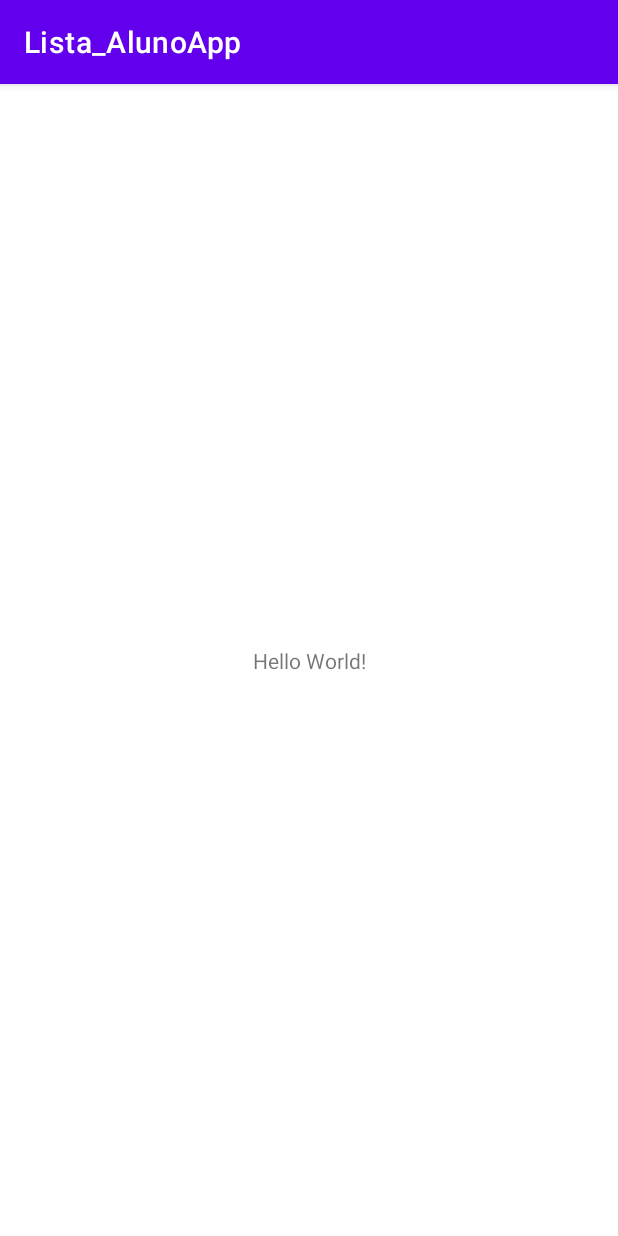
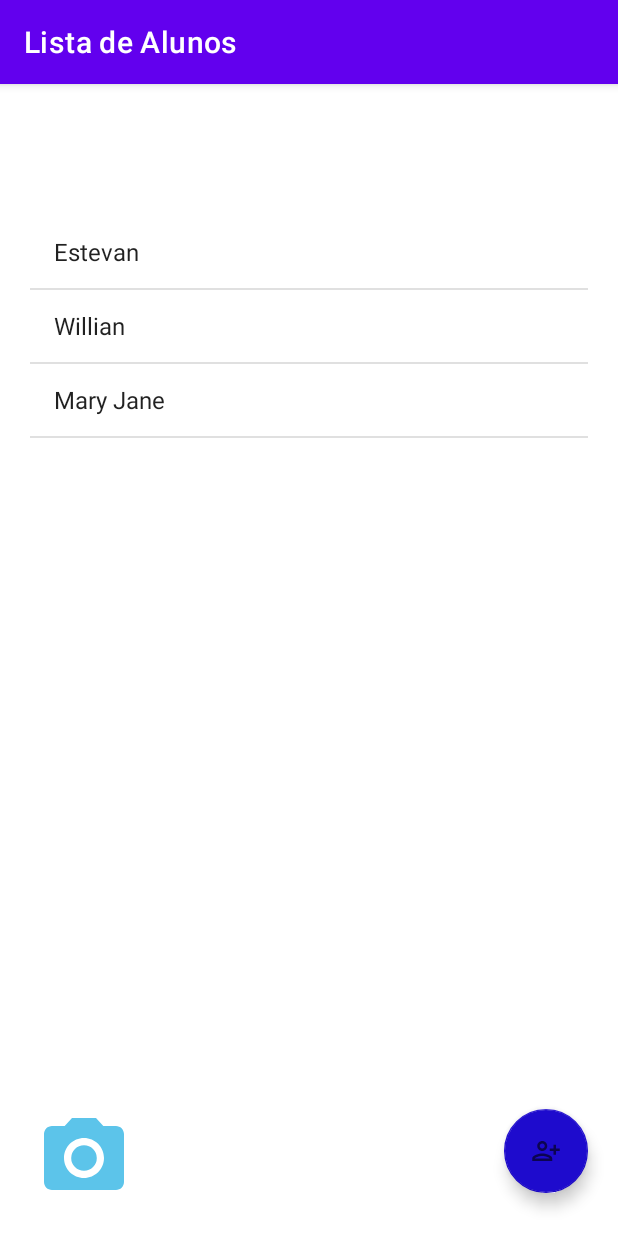
Before and after one commit to EstevanVenancio/Lista_Aluno, an Android app: the screen it shows after launch (MainActivity), on a phone screen of 412 x 824 dp. Run offline under Robolectric (Android 15) with nearby library versions, the phone set to English and light mode, and no system bars.

Commit message:
Add Botões

```diff
--- a/app/src/main/java/com/unifunec/lista_alunoapp/MainActivity.java
+++ b/app/src/main/java/com/unifunec/lista_alunoapp/MainActivity.java
@@ -3,6 +3,12 @@ package com.unifunec.lista_alunoapp;
 import androidx.appcompat.app.AppCompatActivity;
 
 import android.os.Bundle;
+import android.widget.ArrayAdapter;
+import android.widget.ListView;
+
+import java.util.ArrayList;
+import java.util.Arrays;
+import java.util.List;
 
 public class MainActivity extends AppCompatActivity {
 
@@ -10,5 +16,16 @@ public class MainActivity extends AppCompatActivity {
     protected void onCreate(Bundle savedInstanceState) {
         super.onCreate(savedInstanceState);
         setContentView(R.layout.activity_main);
+        setTitle("Lista de Alunos");
+
+        //Simulação de uma consulta de alunos cadastrados em um banco!
+        List<String> alunos = new ArrayList<>(
+                Arrays.asList("Estevan", "Willian", "Mary Jane")
+        );
+
+        ListView lista_Alunos = findViewById(R.id.lst_Alunos);
+        lista_Alunos.setAdapter(new ArrayAdapter<String>(this,
+                android.R.layout.simple_list_item_1, alunos));
+
     }
 }
--- /dev/null
+++ b/app/src/main/res/drawable-anydpi/ic_action_novo_aluno.xml
@@ -0,0 +1,16 @@
+<vector xmlns:android="http://schemas.android.com/apk/res/android"
+    android:width="24dp"
+    android:height="24dp"
+    android:viewportWidth="24"
+    android:viewportHeight="24"
+    android:tint="#333333"
+    android:alpha="0.6">
+  <group android:scaleX="0.8333333"
+      android:scaleY="0.8333333"
+      android:translateX="2"
+      android:translateY="2">
+    <path
+        android:fillColor="@android:color/white"
+        android:pathData="M13,8c0,-2.21 -1.79,-4 -4,-4S5,5.79 5,8s1.79,4 4,4S13,10.21 13,8zM11,8c0,1.1 -0.9,2 -2,2S7,9.1 7,8s0.9,-2 2,-2S11,6.9 11,8zM1,18v2h16v-2c0,-2.66 -5.33,-4 -8,-4S1,15.34 1,18zM3,18c0.2,-0.71 3.3,-2 6,-2c2.69,0 5.78,1.28 6,2H3zM20,15v-3h3v-2h-3V7h-2v3h-3v2h3v3H20z"/>
+  </group>
+</vector>
--- /dev/null
+++ b/app/src/main/res/drawable-anydpi/ic_action_novo_img.xml
@@ -0,0 +1,14 @@
+<vector xmlns:android="http://schemas.android.com/apk/res/android"
+    android:width="24dp"
+    android:height="24dp"
+    android:viewportWidth="24"
+    android:viewportHeight="24"
+    android:tint="#33B5E5"
+    android:alpha="0.8">
+  <path
+      android:fillColor="@android:color/white"
+      android:pathData="M12,12m-3.2,0a3.2,3.2 0,1 1,6.4 0a3.2,3.2 0,1 1,-6.4 0"/>
+  <path
+      android:fillColor="@android:color/white"
+      android:pathData="M9,2L7.17,4L4,4c-1.1,0 -2,0.9 -2,2v12c0,1.1 0.9,2 2,2h16c1.1,0 2,-0.9 2,-2L22,6c0,-1.1 -0.9,-2 -2,-2h-3.17L15,2L9,2zM12,17c-2.76,0 -5,-2.24 -5,-5s2.24,-5 5,-5 5,2.24 5,5 -2.24,5 -5,5z"/>
+</vector>
--- a/app/src/main/res/layout/activity_main.xml
+++ b/app/src/main/res/layout/activity_main.xml
@@ -6,13 +6,49 @@
     android:layout_height="match_parent"
     tools:context=".MainActivity">
 
-    <TextView
-        android:layout_width="wrap_content"
-        android:layout_height="wrap_content"
-        android:text="Hello World!"
+    <ImageView
+        android:id="@+id/imageView"
+        android:layout_width="72dp"
+        android:layout_height="64dp"
+        android:layout_marginStart="20dp"
+        android:layout_marginBottom="20dp"
         app:layout_constraintBottom_toBottomOf="parent"
         app:layout_constraintEnd_toEndOf="parent"
+        app:layout_constraintHorizontal_bias="0.0"
         app:layout_constraintStart_toStartOf="parent"
-        app:layout_constraintTop_toTopOf="parent" />
+        app:layout_constraintTop_toTopOf="parent"
+        app:layout_constraintVertical_bias="1.0"
+        app:srcCompat="@drawable/ic_action_novo_img" />
+
+    <ListView
+        android:id="@+id/lst_Alunos"
+        android:layout_width="0dp"
+        android:layout_height="554dp"
+        android:layout_marginStart="20dp"
+        android:layout_marginEnd="20dp"
+        app:layout_constraintBottom_toBottomOf="parent"
+        app:layout_constraintEnd_toEndOf="parent"
+        app:layout_constraintHorizontal_bias="0.0"
+        app:layout_constraintStart_toStartOf="parent"
+        app:layout_constraintTop_toTopOf="parent"
+        app:layout_constraintVertical_bias="0.412">
+
+    </ListView>
+
+    <com.google.android.material.floatingactionbutton.FloatingActionButton
+        android:id="@+id/floatingActionButton2"
+        android:layout_width="57dp"
+        android:layout_height="56dp"
+        android:layout_marginStart="20dp"
+        android:layout_marginEnd="20dp"
+        android:clickable="true"
+        app:backgroundTint="#1E0BCD"
+        app:layout_constraintBottom_toBottomOf="parent"
+        app:layout_constraintEnd_toEndOf="parent"
+        app:layout_constraintHorizontal_bias="1.0"
+        app:layout_constraintStart_toStartOf="parent"
+        app:layout_constraintTop_toTopOf="parent"
+        app:layout_constraintVertical_bias="0.96"
+        app:srcCompat="@drawable/ic_action_novo_aluno" />
 
 </androidx.constraintlayout.widget.ConstraintLayout>
```
Also changed, not shown: app/src/main/res/drawable-hdpi/ic_action_novo_aluno.png (added), app/src/main/res/drawable-hdpi/ic_action_novo_img.png (added), app/src/main/res/drawable-mdpi/ic_action_novo_aluno.png (added), app/src/main/res/drawable-mdpi/ic_action_novo_img.png (added), app/src/main/res/drawable-xhdpi/ic_action_novo_aluno.png (added), app/src/main/res/drawable-xhdpi/ic_action_novo_img.png (added), app/src/main/res/drawable-xxhdpi/ic_action_novo_aluno.png (added), app/src/main/res/drawable-xxhdpi/ic_action_novo_img.png (added).
